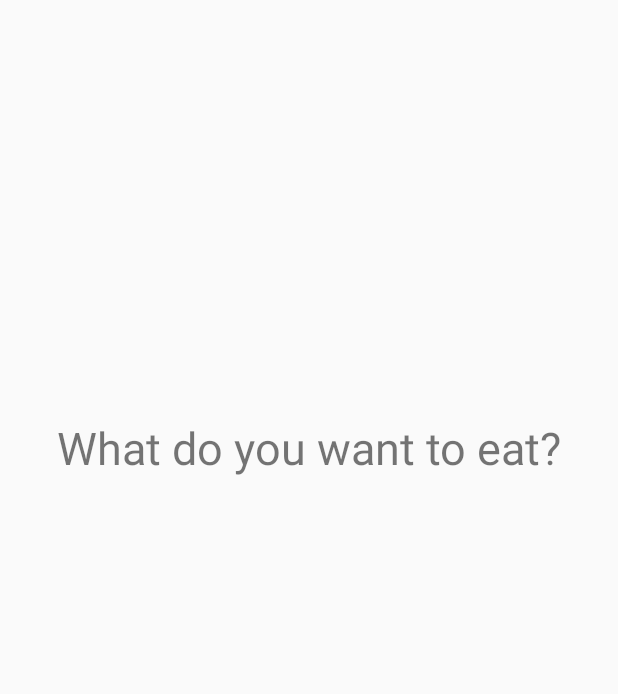
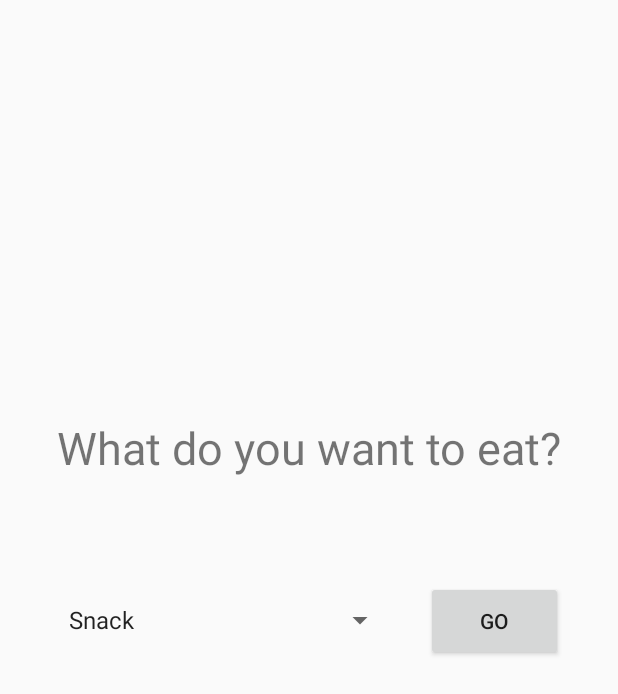
Before and after one commit to pix3lat0r/CPS731Project, an Android app: the layout activity_ingredient_list.xml on its own in the app's theme, with its tools: preview values and no code run, on a phone screen of 412 x 824 dp. Shown: the top 694 px of the screen. Run offline under Robolectric (Android 15) with nearby library versions, the phone set to English and light mode, and no system bars.

Commit message:
modified ingredientlist layout

```diff
--- a/app/src/main/res/layout/activity_ingredient_list.xml
+++ b/app/src/main/res/layout/activity_ingredient_list.xml
@@ -7,15 +7,47 @@
     android:layout_height="match_parent">
 
     <TextView
-        android:id="@+id/whatToEatTitle"
+        android:id="@+id/whatToEat"
         android:layout_width="wrap_content"
         android:layout_height="wrap_content"
         android:layout_marginBottom="395dp"
         android:layout_marginTop="168dp"
-        android:text="@string/whatToEatTitle"
+        android:text="@string/whatToEat"
         android:textSize="30sp"
         app:layout_constraintBottom_toBottomOf="parent"
         app:layout_constraintEnd_toEndOf="parent"
         app:layout_constraintStart_toStartOf="parent"
         app:layout_constraintTop_toTopOf="parent" />
+
+    <Spinner
+        android:id="@+id/mealType"
+        android:layout_width="226dp"
+        android:layout_height="52dp"
+        android:layout_marginBottom="332dp"
+        android:layout_marginEnd="10dp"
+        android:layout_marginLeft="37dp"
+        android:layout_marginRight="10dp"
+        android:layout_marginStart="37dp"
+        android:layout_marginTop="16dp"
+        android:entries="@array/meals"
+        app:layout_constraintBottom_toBottomOf="parent"
+        app:layout_constraintEnd_toStartOf="@+id/btnGo"
+        app:layout_constraintStart_toStartOf="parent"
+        app:layout_constraintTop_toBottomOf="@+id/whatToEat" />
+
+    <Button
+        android:id="@+id/btnGo"
+        android:layout_width="91dp"
+        android:layout_height="53dp"
+        android:layout_marginBottom="331dp"
+        android:layout_marginEnd="36dp"
+        android:layout_marginLeft="10dp"
+        android:layout_marginRight="36dp"
+        android:layout_marginStart="10dp"
+        android:layout_marginTop="16dp"
+        android:text="@string/btnGo"
+        app:layout_constraintBottom_toBottomOf="parent"
+        app:layout_constraintEnd_toEndOf="parent"
+        app:layout_constraintStart_toEndOf="@+id/mealType"
+        app:layout_constraintTop_toBottomOf="@+id/whatToEat" />
 </androidx.constraintlayout.widget.ConstraintLayout>
--- a/app/src/main/res/values/strings.xml
+++ b/app/src/main/res/values/strings.xml
@@ -3,6 +3,12 @@
     <string name="txtIngredient">Add Ingredient</string>
     <string name="btnAdd">ADD</string>
     <string name="txtResult"></string>
-    <string name="whatToEatTitle">What do you want to eat?</string>
+    <string name="whatToEat">What do you want to eat?</string>
     <string name="btnGo">GO</string>
+    <string-array name="meals">
+        <item>Snack</item>
+        <item>Breakfast</item>
+        <item>Lunch</item>
+        <item>Dinner</item>
+    </string-array>
 </resources>
```
